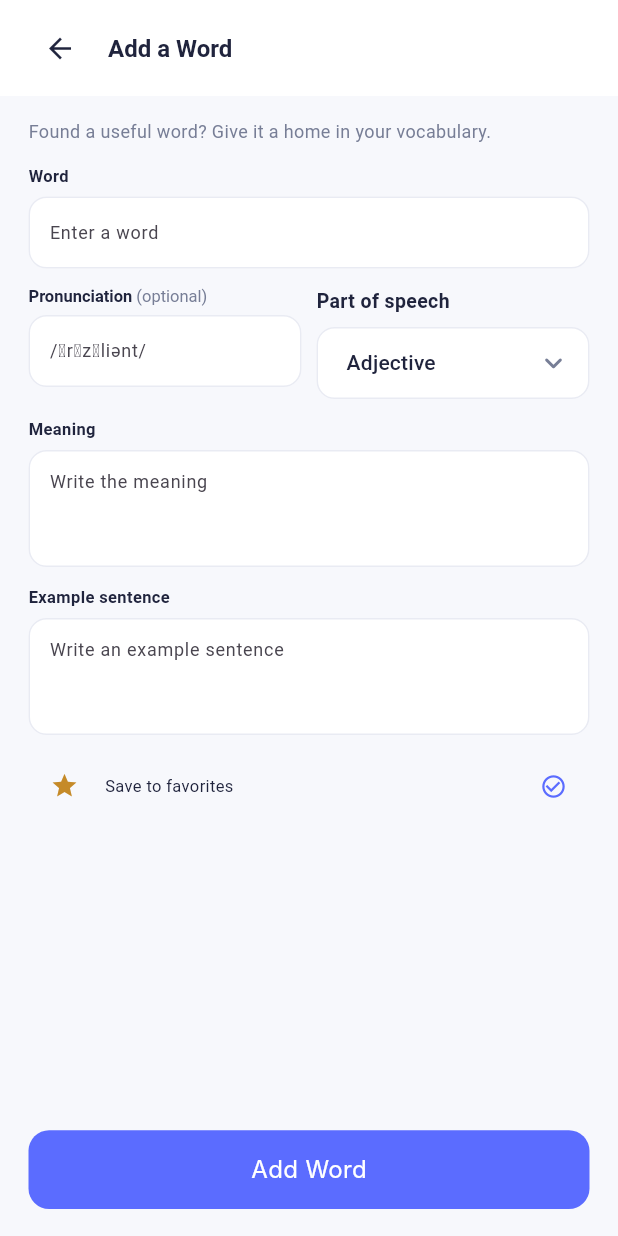
After one commit to ahmedgamal826/ai-lingo-app, a Flutter app: the AddWordView screen opened directly, on a phone screen of 412 x 824 dp. The commit adds this screen. Run offline on Flutter 3.47's test engine with Material 3 defaults, Android fonts, the phone set to English and light mode, and no system bars; our stand-ins replace flutter_bloc, flutter_screenutil, flutter_svg; Roboto replaces fonts that are missing (Inter).

Commit message:
create AddedVocabularyWord Screen

```diff
--- a/Code/ai_lingo_user_app/lib/core/widgets/custom_button.dart
+++ b/Code/ai_lingo_user_app/lib/core/widgets/custom_button.dart
@@ -1,6 +1,6 @@
 import 'package:flutter/material.dart';
 // import 'package:flutter_application_1/Core/shared/custom_text.dart';
-import 'package:ai_lingo_user_app/core/Theme/app_colors.dart';
+import '../theme/app_colors.dart';
 import 'package:flutter_screenutil/flutter_screenutil.dart';
 
 import 'custom_text.dart';
@@ -31,7 +31,7 @@ class CustomDarkButton extends StatelessWidget {
         height: height.h,
         width: width ?? 350,
         decoration: BoxDecoration(
-          color: Color(0xff5B6CFF),
+          color: AppColors.primary,
           borderRadius: BorderRadius.circular(borderRadius.r),
         ),
         child: Center(
@@ -71,13 +71,13 @@ class CustomLightButton extends StatelessWidget {
         width: width ?? 350,
 
         decoration: BoxDecoration(
-          color: Color(0xffEEF0FF),
+          color: AppColors.primaryLight,
           borderRadius: BorderRadius.circular(8.0),
         ),
         child: Center(
           child: CustomText(
             text: text,
-            color: Color(0xff5B6CFF),
+            color: AppColors.primary,
             fontSize: 14.sp,
           ),
         ),
@@ -109,13 +109,13 @@ class CustomRedButton extends StatelessWidget {
         height: height.h,
         width: width ?? 350,
         decoration: BoxDecoration(
-          color: Color(0xffFFF0F3),
+          color: AppColors.errorLight,
           borderRadius: BorderRadius.circular(borderRadius.r),
         ),
         child: Center(
           child: CustomText(
             text: text,
-            color: Color(0xffD45B70),
+            color: AppColors.danger,
             fontSize: 14.sp,
           ),
         ),
--- a/Code/ai_lingo_user_app/lib/core/widgets/custom_text_field.dart
+++ b/Code/ai_lingo_user_app/lib/core/widgets/custom_text_field.dart
@@ -1,4 +1,8 @@
 import 'package:flutter/material.dart';
+
+import '../theme/app_colors.dart';
+import '../theme/app_dimensions.dart';
+import '../theme/app_font_sizes.dart';
 
 
 class CustomTextField extends StatefulWidget {
@@ -14,6 +18,16 @@ class CustomTextField extends StatefulWidget {
     this.validator,
     this.onSubmitted,
     this.autofillHints,
+    this.showLabel = true,
+    this.maxLines = 1,
+    this.minLines,
+    this.filled = false,
+    this.fillColor = AppColors.white,
+    this.contentPadding,
+    this.borderRadius = AppDimensions.radiusMd,
+    this.fontSize = AppFontSizes.font13,
+    this.textCapitalization = TextCapitalization.none,
+    this.onChanged,
   });
 
   final TextEditingController controller;
@@ -26,6 +40,16 @@ class CustomTextField extends StatefulWidget {
   final String? Function(String?)? validator;
   final VoidCallback? onSubmitted;
   final Iterable<String>? autofillHints;
+  final bool showLabel;
+  final int? maxLines;
+  final int? minLines;
+  final bool filled;
+  final Color fillColor;
+  final EdgeInsetsGeometry? contentPadding;
+  final double borderRadius;
+  final double fontSize;
+  final TextCapitalization textCapitalization;
+  final ValueChanged<String>? onChanged;
 
   @override
   // State<CustomTextField> createState() => _CustomTextField();
@@ -44,12 +68,38 @@ class _CustomTextFieldState extends State<CustomTextField> {
       textInputAction: widget.textInputAction,
       validator: widget.validator,
       autofillHints: widget.autofillHints,
+      maxLines: widget.maxLines,
+      minLines: widget.minLines,
+      textCapitalization: widget.textCapitalization,
+      onChanged: widget.onChanged,
+      style: TextStyle(
+        color: AppColors.textPrimary,
+        fontSize: widget.fontSize,
+      ),
       onFieldSubmitted:
           widget.onSubmitted == null ? null : (_) => widget.onSubmitted!(),
       decoration: InputDecoration(
-        labelText: widget.label,
+        labelText: widget.showLabel && widget.label.isNotEmpty
+            ? widget.label
+            : null,
         hintText: widget.hint,
+        filled: widget.filled,
+        fillColor: widget.fillColor,
+        contentPadding: widget.contentPadding ??
+            const EdgeInsets.symmetric(horizontal: AppDimensions.paddingMd, vertical: 14),
         prefixIcon: widget.icon == null ? null : Icon(widget.icon),
+        border: OutlineInputBorder(
+          borderRadius: BorderRadius.circular(widget.borderRadius),
+          borderSide: const BorderSide(color: AppColors.indicatorInactive),
+        ),
+        enabledBorder: OutlineInputBorder(
+          borderRadius: BorderRadius.circular(widget.borderRadius),
+          borderSide: const BorderSide(color: AppColors.indicatorInactive),
+        ),
+        focusedBorder: OutlineInputBorder(
+          borderRadius: BorderRadius.circular(widget.borderRadius),
+          borderSide: const BorderSide(color: AppColors.primary),
+        ),
         suffixIcon: widget.obscureText
             ? IconButton(
                 tooltip: _obscure ? 'Show password' : 'Hide password',
--- /dev/null
+++ b/Code/ai_lingo_user_app/lib/features/vocabulary/views/add_word_view.dart
@@ -0,0 +1,325 @@
+import 'package:flutter/material.dart';
+
+import '../../../core/theme/app_colors.dart';
+import '../../../core/theme/app_dimensions.dart';
+import '../../../core/theme/app_font_sizes.dart';
+import '../../../core/widgets/custom_button.dart';
+import '../../../core/widgets/custom_drop_down_menu.dart';
+import '../../../core/widgets/custom_icon_button.dart';
+import '../../../core/widgets/custom_text_field.dart';
+
+class AddedVocabularyWord {
+  const AddedVocabularyWord({
+    required this.word,
+    required this.phonetic,
+    required this.partOfSpeech,
+    required this.meaning,
+    required this.example,
+    required this.isFavorite,
+  });
+
+  final String word;
+  final String phonetic;
+  final String partOfSpeech;
+  final String meaning;
+  final String example;
+  final bool isFavorite;
+}
+
+class AddWordView extends StatefulWidget {
+  const AddWordView({super.key});
+
+  @override
+  State<AddWordView> createState() => _AddWordViewState();
+}
+
+class _AddWordViewState extends State<AddWordView> {
+  final _formKey = GlobalKey<FormState>();
+  final _wordController = TextEditingController();
+  final _pronunciationController = TextEditingController();
+  final _meaningController = TextEditingController();
+  final _exampleController = TextEditingController();
+
+  static const _partsOfSpeech = <String>[
+    'Noun',
+    'Verb',
+    'Adjective',
+    'Adverb',
+    'Pronoun',
+    'Preposition',
+    'Conjunction',
+    'Interjection',
+  ];
+
+  String _partOfSpeech = 'Adjective';
+  bool _isFavorite = true;
+
+  @override
+  void dispose() {
+    _wordController.dispose();
+    _pronunciationController.dispose();
+    _meaningController.dispose();
+    _exampleController.dispose();
+    super.dispose();
+  }
+
+  void _saveWord() {
+    if (!_formKey.currentState!.validate()) return;
+
+    Navigator.pop(
+      context,
+      AddedVocabularyWord(
+        word: _wordController.text.trim(),
+        phonetic: _pronunciationController.text.trim(),
+        partOfSpeech: _partOfSpeech,
+        meaning: _meaningController.text.trim(),
+        example: _exampleController.text.trim(),
+        isFavorite: _isFavorite,
+      ),
+    );
+  }
+
+  @override
+  Widget build(BuildContext context) {
+    return Scaffold(
+      backgroundColor: const Color(0xFFF7F8FC),
+      appBar: AppBar(
+        backgroundColor: AppColors.white,
+        surfaceTintColor: Colors.transparent,
+        elevation: 0,
+        toolbarHeight: 64,
+        automaticallyImplyLeading: false,
+        titleSpacing: 16,
+        title: Row(
+          children: [
+            CustomIconButton(
+              icon: Icons.arrow_back,
+              color: AppColors.textPrimary,
+              size: 22,
+              onPressed: () => Navigator.pop(context),
+            ),
+            const SizedBox(width: 8),
+            const Text(
+              'Add a Word',
+              style: TextStyle(
+                color: AppColors.textPrimary,
+                fontSize: AppFontSizes.font16,
+                fontWeight: FontWeight.w700,
+              ),
+            ),
+          ],
+        ),
+      ),
+      body: SafeArea(
+        top: false,
+        child: Form(
+          key: _formKey,
+          child: SingleChildScrollView(
+            padding: const EdgeInsets.fromLTRB(19, 16, 19, 20),
+            child: Column(
+              crossAxisAlignment: CrossAxisAlignment.stretch,
+              children: [
+                const Text(
+                  'Found a useful word? Give it a home in your vocabulary.',
+                  style: TextStyle(
+                    color: AppColors.textSecondary,
+                    fontSize: AppFontSizes.font12,
+                    height: 1.35,
+                  ),
+                ),
+                const SizedBox(height: 13),
+                _fieldLabel('Word'),
+                const SizedBox(height: 6),
+                CustomTextField(
+                  controller: _wordController,
+                  label: 'Word',
+                  showLabel: false,
+                  hint: 'Enter a word',
+                  textCapitalization: TextCapitalization.words,
+                  textInputAction: TextInputAction.next,
+                  filled: true,
+                  fillColor: AppColors.white,
+                  contentPadding: const EdgeInsets.symmetric(
+                    horizontal: 10,
+                    vertical: 13,
+                  ),
+                  fontSize: AppFontSizes.font12,
+                  validator: (value) =>
+                      value == null || value.trim().isEmpty
+                          ? 'Please enter a word'
+                          : null,
+                ),
+                const SizedBox(height: 12),
+                Row(
+                  crossAxisAlignment: CrossAxisAlignment.start,
+                  children: [
+                    Expanded(
+                      child: Column(
+                        crossAxisAlignment: CrossAxisAlignment.stretch,
+                        children: [
+                          _pronunciationFieldLabel(),
+                          const SizedBox(height: 6),
+                          CustomTextField(
+                            controller: _pronunciationController,
+                            label: 'Pronunciation',
+                            showLabel: false,
+                            hint: '/ˈrɪzɪliənt/',
+                            textInputAction: TextInputAction.next,
+                            filled: true,
+                            fillColor: AppColors.white,
+                            contentPadding: const EdgeInsets.symmetric(
+                              horizontal: 10,
+                              vertical: 13,
+                            ),
+                            fontSize: AppFontSizes.font12,
+                          ),
+                        ],
+                      ),
+                    ),
+                    const SizedBox(width: 10),
+                    Expanded(
+                      child: CustomDropDownMenu<String>(
+                        label: 'Part of speech',
+                        items: _partsOfSpeech,
+                        value: _partOfSpeech,
+                        itemLabel: (item) => item,
+                        onChanged: (value) {
+                          if (value != null) {
+                            setState(() => _partOfSpeech = value);
+                          }
+                        },
+                      ),
+                    ),
+                  ],
+                ),
+                const SizedBox(height: 12),
+                _fieldLabel('Meaning'),
+                const SizedBox(height: 6),
+                CustomTextField(
+                  controller: _meaningController,
+                  label: 'Meaning',
+                  showLabel: false,
+                  hint: 'Write the meaning',
+                  maxLines: 3,
+                  minLines: 3,
+                  textInputAction: TextInputAction.newline,
+                  filled: true,
+                  fillColor: AppColors.white,
+                  contentPadding: const EdgeInsets.symmetric(
+                    horizontal: 10,
+                    vertical: 12,
+                  ),
+                  fontSize: AppFontSizes.font12,
+                  validator: (value) =>
+                      value == null || value.trim().isEmpty
+                          ? 'Please enter the meaning'
+                          : null,
+                ),
+                const SizedBox(height: 12),
+                _fieldLabel('Example sentence'),
+                const SizedBox(height: 6),
+                CustomTextField(
+                  controller: _exampleController,
+                  label: 'Example sentence',
+                  showLabel: false,
+                  hint: 'Write an example sentence',
+                  maxLines: 3,
+                  minLines: 3,
+                  textInputAction: TextInputAction.newline,
+                  textCapitalization: TextCapitalization.sentences,
+                  filled: true,
+                  fillColor: AppColors.white,
+                  contentPadding: const EdgeInsets.symmetric(
+                    horizontal: 10,
+                    vertical: 12,
+                  ),
+                  fontSize: AppFontSizes.font12,
+                ),
+                const SizedBox(height: 10),
+                Row(
+                  children: [
+                    CustomIconButton(
+                      icon: _isFavorite
+                          ? Icons.star
+                          : Icons.star_border,
+                      color: const Color(0xFFC58A28),
+                      size: 19,
+                      onPressed: () =>
+                          setState(() => _isFavorite = !_isFavorite),
+                    ),
+                    const SizedBox(width: 3),
+                    const Text(
+                      'Save to favorites',
+                      style: TextStyle(
+                        color: AppColors.textPrimary,
+                        fontSize: AppFontSizes.font11,
+                      ),
+                    ),
+                    const Spacer(),
+                    CustomIconButton(
+                      icon: _isFavorite
+                          ? Icons.check_circle_outline
+                          : Icons.circle_outlined,
+                      color: AppColors.primary,
+                      size: 18,
+                      onPressed: () =>
+                          setState(() => _isFavorite = !_isFavorite),
+                    ),
+                  ],
+                ),
+              ],
+            ),
+          ),
+        ),
+      ),
+      bottomNavigationBar: SafeArea(
+        top: false,
+        child: Padding(
+          padding: const EdgeInsets.fromLTRB(19, 8, 19, 18),
+          child: CustomDarkButton(
+            text: 'Add Word',
+            onTap: _saveWord,
+            width: double.infinity,
+            height: 44,
+            borderRadius: 12,
+          ),
+        ),
+      ),
+    );
+  }
+
+  Widget _pronunciationFieldLabel() {
+    return RichText(
+      text: TextSpan(
+        style: const TextStyle(
+          fontSize: AppFontSizes.font11,
+          fontWeight: FontWeight.w600,
+        ),
+        children: const [
+          TextSpan(
+            text: 'Pronunciation ',
+            style: TextStyle(color: AppColors.textPrimary),
+          ),
+          TextSpan(
+            text: '(optional)',
+            style: TextStyle(
+              color: AppColors.textSecondary,
+              fontWeight: FontWeight.w400,
+            ),
+          ),
+        ],
+      ),
+    );
+  }
+
+  Widget _fieldLabel(String text) {
+    return Text(
+      text,
+      style: const TextStyle(
+        color: AppColors.textPrimary,
+        fontSize: AppFontSizes.font11,
+        fontWeight: FontWeight.w600,
+      ),
+    );
+  }
+}
--- a/Code/ai_lingo_user_app/lib/features/vocabulary/views/vocabulary_view.dart
+++ b/Code/ai_lingo_user_app/lib/features/vocabulary/views/vocabulary_view.dart
@@ -10,6 +10,7 @@ import '../../../core/widgets/custom_card.dart';
 import '../../../core/widgets/custom_icon_button.dart';
 import '../../progress/views/progress_view.dart';
 import 'word_detail_view.dart';
+import 'add_word_view.dart';
 
 class VocabularyView extends StatefulWidget {
   const VocabularyView({super.key});
@@ -72,60 +73,27 @@ class _VocabularyViewState extends State<VocabularyView> {
     super.dispose();
   }
 
-  void _showAddWordDialog() {
-    final wordController = TextEditingController();
-    final meaningController = TextEditingController();
-    showDialog<void>(
-      context: context,
-      builder: (dialogContext) => AlertDialog(
-        title: const Text('Add new word'),
-        content: Column(
-          mainAxisSize: MainAxisSize.min,
-          children: [
-            TextField(
-              controller: wordController,
-              decoration: const InputDecoration(hintText: 'Word'),
-              textCapitalization: TextCapitalization.words,
-            ),
-            const SizedBox(height: 12),
-            TextField(
-              controller: meaningController,
-              decoration: const InputDecoration(hintText: 'Meaning'),
-            ),
-          ],
-        ),
-        actions: [
-          TextButton(
-            onPressed: () => Navigator.pop(dialogContext),
-            child: const Text('Cancel'),
-          ),
-          TextButton(
-            onPressed: () {
-              final newWord = wordController.text.trim();
-              final meaning = meaningController.text.trim();
-              if (newWord.isEmpty || meaning.isEmpty) return;
+  Future<void> _openAddWordPage() async {
+    final result = await Navigator.push<AddedVocabularyWord>(
+      context,
+      MaterialPageRoute(builder: (_) => const AddWordView()),
+    );
+
+    if (result == null || !mounted) return;
+
     setState(() {
       _words.insert(
         0,
         _VocabularyWord(
-                    word: newWord,
-                    phonetic: '· new word',
-                    meaning: meaning,
-                    example: 'Tap to add an example sentence.',
+          word: result.word,
+          phonetic: '${result.phonetic.isEmpty ? '' : result.phonetic} · ${result.partOfSpeech}',
+          meaning: result.meaning,
+          example: result.example,
+          favorite: result.isFavorite,
         ),
       );
       _selectedFilter = 0;
       _searchController.clear();
-              });
-              Navigator.pop(dialogContext);
-            },
-            child: const Text('Add'),
-          ),
-        ],
-      ),
-    ).whenComplete(() {
-      wordController.dispose();
-      meaningController.dispose();
     });
   }
 
@@ -192,7 +160,7 @@ class _VocabularyViewState extends State<VocabularyView> {
             ),
             actions: [
               CustomIconButton(
-                onPressed: _showAddWordDialog,
+                onPressed: _openAddWordPage,
                 tooltip: 'Add word',
                 icon: Icons.add,
                 color: AppColors.primary,
@@ -237,7 +205,7 @@ class _VocabularyViewState extends State<VocabularyView> {
                                   ),
                                 ),
                                 GestureDetector(
-                                  onTap: _showAddWordDialog,
+                                  onTap: _openAddWordPage,
                                   child: const Text(
                                     'Add word +',
                                     style: TextStyle(
@@ -251,6 +219,7 @@ class _VocabularyViewState extends State<VocabularyView> {
                             ),
                           ],
                         ),
+                        Container(height: 16,),
                         ..._visibleWords.map(
                           (word) => _buildWordCard(word),
                         ),
```
Lines whose indentation alone changed are shown as unchanged.
